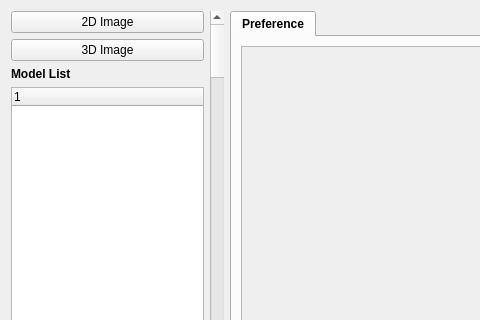
This is mm.ui in ukaukaaaa/AutoDetect-Viewer as Qt 5 draws it before an edit; both pictures show x 0 to 480 and y 0 to 320 of the 818 by 745 pixel window. The edited form follows.
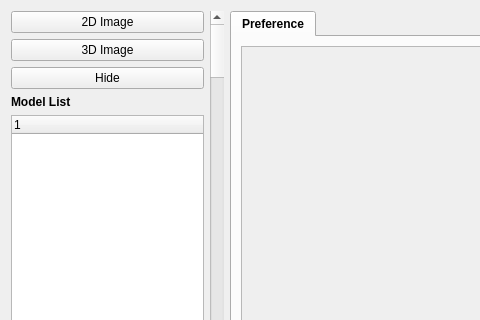
This is the edited form.

```diff
--- a/mm.ui
+++ b/mm.ui
@@ -19,7 +19,7 @@
      <item>
       <layout class="QHBoxLayout" name="horizontalLayout_2" stretch="1,0,3">
        <item>
-        <layout class="QVBoxLayout" name="verticalLayout" stretch="0,0,0,10">
+        <layout class="QVBoxLayout" name="verticalLayout" stretch="0,0,0,0,10">
          <item>
           <widget class="QPushButton" name="btnPhoto">
            <property name="text">
@@ -34,6 +34,13 @@
            </property>
           </widget>
          </item>
+         <item>
+          <widget class="QPushButton" name="btnHide">
+           <property name="text">
+            <string>Hide</string>
+           </property>
+          </widget>
+         </item>
          <item>
           <widget class="QLabel" name="label">
            <property name="font">
```
